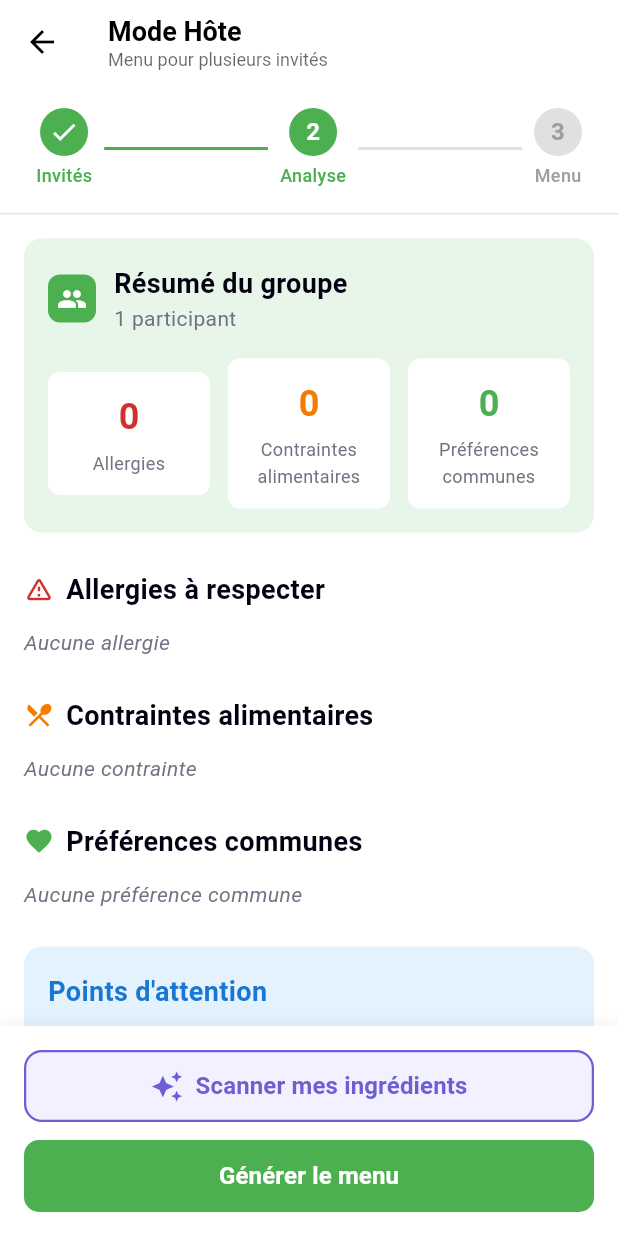
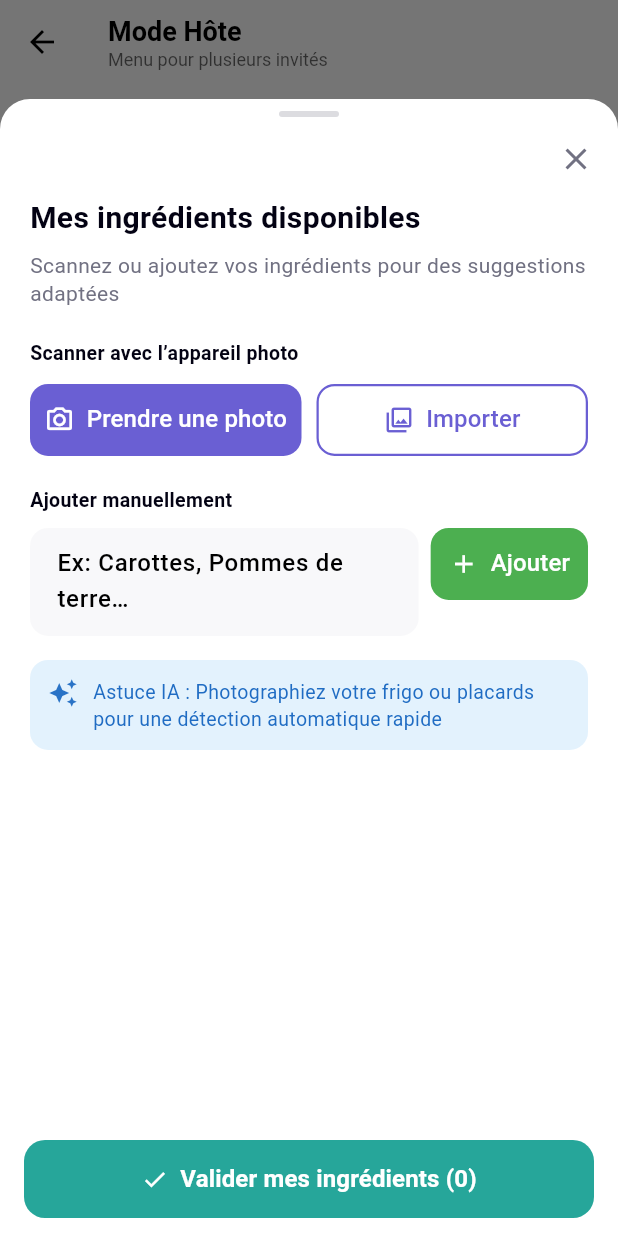
Before and after one commit to Bond52/dishaware_mobile_v2_clean, a Flutter app: the HostModeAnalysisScreen screen opened directly with empty values, after a tap on "Scanner mes ingrédients", on a phone screen of 412 x 824 dp. Run offline on Flutter 3.47's test engine with Material 3 defaults, Android fonts, the phone set to English and light mode, and no system bars; our stand-ins replace dio, firebase_auth, firebase_core, firebase_messaging, geolocator, go_router and 4 more; accounts and stored records are empty.

```diff
--- a/lib/features/profile/services/menu_api_service.dart
+++ b/lib/features/profile/services/menu_api_service.dart
@@ -28,7 +28,9 @@ class MenuApiService {
 
   /// Génère un menu pour un groupe.
   /// POST `/menu/generate-group`
-  /// Body: `{ "guest_profiles": [...], "ingredients": [...] }` (ingrédients optionnels, soft constraints).
+  /// Body: `{ "guest_profiles": [...], "ingredients": [...] }`.
+  /// `guest_profiles` = liste d’identifiants pour résoudre chaque **UserProfile** (souvent les
+  /// **`userId`**, hôte + invités — au moins 2 entrées). À aligner avec la résolution côté serveur.
   /// Réponse attendue: { "menu": {...}, "explanation": "...", "adjustments": [...] }
   static Future<GroupMenuResult> generateGroupConsensusMenu(
     List<String> guestProfiles, {
--- /dev/null
+++ b/lib/ui/host/ingredients_scan_bottom_sheet.dart
@@ -0,0 +1,437 @@
+import 'dart:convert';
+
+import 'package:flutter/material.dart';
+import 'package:image_picker/image_picker.dart';
+
+import '../../services/ingredient_service.dart';
+import '../../theme/da_colors.dart';
+import '../../utils/image_resize_util.dart';
+
+const _purple = Color(0xFF6A5FD3);
+const _purpleSoft = Color(0xFFF3F1FF);
+const _mint = Color(0xFF26A69A);
+const _tipBlue = Color(0xFFE3F2FD);
+const _tipBlueText = Color(0xFF1565C0);
+
+/// Bottom sheet « Mes ingrédients disponibles » (scan + saisie manuelle).
+class IngredientsScanBottomSheet extends StatefulWidget {
+  const IngredientsScanBottomSheet({
+    super.key,
+    required this.initialDetected,
+    required this.initialManual,
+  });
+
+  final List<String> initialDetected;
+  final List<String> initialManual;
+
+  @override
+  State<IngredientsScanBottomSheet> createState() =>
+      _IngredientsScanBottomSheetState();
+}
+
+class _IngredientsScanBottomSheetState extends State<IngredientsScanBottomSheet> {
+  late List<String> _detected;
+  late List<String> _manual;
+  final TextEditingController _manualController = TextEditingController();
+  final ImagePicker _picker = ImagePicker();
+  bool _analyzing = false;
+
+  List<String> get _allIngredients => {
+        ..._detected,
+        ..._manual,
+      }.toList();
+
+  @override
+  void initState() {
+    super.initState();
+    _detected = List<String>.from(widget.initialDetected);
+    _manual = List<String>.from(widget.initialManual);
+  }
+
+  @override
+  void dispose() {
+    _manualController.dispose();
+    super.dispose();
+  }
+
+  Future<void> _pickAndAnalyze(ImageSource source) async {
+    if (_analyzing) return;
+    try {
+      final XFile? image = await _picker.pickImage(source: source);
+      if (image == null || !mounted) return;
+
+      setState(() {
+        _analyzing = true;
+      });
+
+      final rawBytes = await image.readAsBytes();
+      final jpegBytes = resizeImageBytesToJpeg(rawBytes, maxWidth: 800, quality: 85);
+      final b64 = base64Encode(jpegBytes);
+
+      final found = await IngredientService.ingredientsFromImageBase64(b64);
+      if (!mounted) return;
+      setState(() {
+        for (final i in found) {
+          final t = i.trim();
+          if (t.isNotEmpty && !_detected.contains(t)) {
+            _detected.add(t);
+          }
+        }
+        _analyzing = false;
+      });
+    } catch (_) {
+      if (!mounted) return;
+      setState(() => _analyzing = false);
+      ScaffoldMessenger.of(context).showSnackBar(
+        const SnackBar(
+          content: Text('Impossible d’analyser l’image'),
+          duration: Duration(seconds: 3),
+        ),
+      );
+    }
+  }
+
+  void _addManual() {
+    final raw = _manualController.text.trim();
+    if (raw.isEmpty) return;
+    final parts = raw.split(RegExp(r'[,;\n]'));
+    setState(() {
+      for (final p in parts) {
+        final t = p.trim();
+        if (t.isNotEmpty && !_manual.contains(t)) {
+          _manual.add(t);
+        }
+      }
+      _manualController.clear();
+    });
+  }
+
+  void _removeDetected(String s) {
+    setState(() => _detected.remove(s));
+  }
+
+  void _removeManual(String s) {
+    setState(() => _manual.remove(s));
+  }
+
+  @override
+  Widget build(BuildContext context) {
+    final bottomInset = MediaQuery.viewInsetsOf(context).bottom;
+    final maxH = MediaQuery.sizeOf(context).height * 0.92;
+
+    return Padding(
+      padding: EdgeInsets.only(bottom: bottomInset),
+      child: Align(
+        alignment: Alignment.bottomCenter,
+        child: Material(
+          color: Colors.transparent,
+          child: Container(
+            constraints: BoxConstraints(maxHeight: maxH),
+            decoration: const BoxDecoration(
+              color: Colors.white,
+              borderRadius: BorderRadius.vertical(top: Radius.circular(20)),
+            ),
+            child: Column(
+              mainAxisSize: MainAxisSize.min,
+              children: [
+                const SizedBox(height: 8),
+                Container(
+                  width: 40,
+                  height: 4,
+                  decoration: BoxDecoration(
+                    color: DAColors.mutedForeground.withValues(alpha: 0.25),
+                    borderRadius: BorderRadius.circular(2),
+                  ),
+                ),
+                Padding(
+                  padding: const EdgeInsets.fromLTRB(8, 4, 4, 0),
+                  child: Row(
+                    children: [
+                      const Spacer(),
+                      IconButton(
+                        onPressed: () => Navigator.pop(context),
+                        icon: const Icon(Icons.close),
+                        color: DAColors.mutedForeground,
+                      ),
+                    ],
+                  ),
+                ),
+                Expanded(
+                  child: SingleChildScrollView(
+                    padding: const EdgeInsets.fromLTRB(20, 0, 20, 16),
+                    child: Column(
+                      crossAxisAlignment: CrossAxisAlignment.start,
+                      children: [
+                        const Text(
+                          'Mes ingrédients disponibles',
+                          style: TextStyle(
+                            fontSize: 20,
+                            fontWeight: FontWeight.w700,
+                            color: DAColors.foreground,
+                          ),
+                        ),
+                        const SizedBox(height: 8),
+                        Text(
+                          'Scannez ou ajoutez vos ingrédients pour des suggestions adaptées',
+                          style: TextStyle(
+                            fontSize: 14,
+                            height: 1.35,
+                            color: DAColors.mutedForeground,
+                          ),
+                        ),
+                        const SizedBox(height: 20),
+                        if (_analyzing) ...[
+                          const LinearProgressIndicator(
+                            minHeight: 3,
+                            color: _purple,
+                            backgroundColor: _purpleSoft,
+                          ),
+                          const SizedBox(height: 8),
+                          const Text(
+                            'Analyse en cours…',
+                            style: TextStyle(
+                              fontSize: 14,
+                              fontWeight: FontWeight.w500,
+                              color: _purple,
+                            ),
+                          ),
+                          const SizedBox(height: 16),
+                        ],
+                        const Text(
+                          'Scanner avec l’appareil photo',
+                          style: TextStyle(
+                            fontSize: 13,
+                            fontWeight: FontWeight.w600,
+                            color: DAColors.foreground,
+                          ),
+                        ),
+                        const SizedBox(height: 10),
+                        Row(
+                          children: [
+                            Expanded(
+                              child: FilledButton.icon(
+                                onPressed: _analyzing
+                                    ? null
+                                    : () => _pickAndAnalyze(ImageSource.camera),
+                                style: FilledButton.styleFrom(
+                                  backgroundColor: _purple,
+                                  foregroundColor: Colors.white,
+                                  padding: const EdgeInsets.symmetric(vertical: 12),
+                                  shape: RoundedRectangleBorder(
+                                    borderRadius: BorderRadius.circular(12),
+                                  ),
+                                ),
+                                icon: const Icon(Icons.photo_camera_outlined, size: 20),
+                                label: const Text('Prendre une photo'),
+                              ),
+                            ),
+                            const SizedBox(width: 10),
+                            Expanded(
+                              child: OutlinedButton.icon(
+                                onPressed: _analyzing
+                                    ? null
+                                    : () => _pickAndAnalyze(ImageSource.gallery),
+                                style: OutlinedButton.styleFrom(
+                                  foregroundColor: _purple,
+                                  side: const BorderSide(color: _purple, width: 1.5),
+                                  padding: const EdgeInsets.symmetric(vertical: 12),
+                                  shape: RoundedRectangleBorder(
+                                    borderRadius: BorderRadius.circular(12),
+                                  ),
+                                ),
+                                icon: const Icon(Icons.photo_library_outlined, size: 20),
+                                label: const Text('Importer'),
+                              ),
+                            ),
+                          ],
+                        ),
+                        const SizedBox(height: 20),
+                        if (_detected.isNotEmpty) ...[
+                          Text(
+                            'Détectés (${_detected.length})',
+                            style: const TextStyle(
+                              fontSize: 13,
+                              fontWeight: FontWeight.w600,
+                              color: DAColors.mutedForeground,
+                            ),
+                          ),
+                          const SizedBox(height: 8),
+                          Wrap(
+                            spacing: 8,
+                            runSpacing: 8,
+                            children: _detected
+                                .map(
+                                  (ingredient) => Chip(
+                                    label: Text(ingredient),
+                                    deleteIcon: const Icon(Icons.close, size: 18),
+                                    onDeleted: () => _removeDetected(ingredient),
+                                    backgroundColor: _purpleSoft,
+                                    side: const BorderSide(color: Color(0xFFE6E3FF)),
+                                  ),
+                                )
+                                .toList(),
+                          ),
+                          const SizedBox(height: 16),
+                        ],
+                        const Text(
+                          'Ajouter manuellement',
+                          style: TextStyle(
+                            fontSize: 13,
+                            fontWeight: FontWeight.w600,
+                            color: DAColors.foreground,
+                          ),
+                        ),
+                        const SizedBox(height: 8),
+                        Row(
+                          crossAxisAlignment: CrossAxisAlignment.start,
+                          children: [
+                            Expanded(
+                              child: TextField(
+                                controller: _manualController,
+                                minLines: 1,
+                                maxLines: 3,
+                                textCapitalization: TextCapitalization.sentences,
+                                decoration: InputDecoration(
+                                  hintText: 'Ex: Carottes, Pommes de terre…',
+                                  filled: true,
+                                  fillColor: DAColors.muted.withValues(alpha: 0.35),
+                                  border: OutlineInputBorder(
+                                    borderRadius: BorderRadius.circular(12),
+                                    borderSide: BorderSide.none,
+                                  ),
+                                  contentPadding: const EdgeInsets.symmetric(
+                                    horizontal: 14,
+                                    vertical: 12,
+                                  ),
+                                ),
+                                onSubmitted: (_) => _addManual(),
+                              ),
+                            ),
+                            const SizedBox(width: 8),
+                            FilledButton.icon(
+                              onPressed: _addManual,
+                              style: FilledButton.styleFrom(
+                                backgroundColor: const Color(0xFF4CAF50),
+                                foregroundColor: Colors.white,
+                                padding: const EdgeInsets.symmetric(
+                                  horizontal: 12,
+                                  vertical: 12,
+                                ),
+                                shape: RoundedRectangleBorder(
+                                  borderRadius: BorderRadius.circular(12),
+                                ),
+                              ),
+                              icon: const Icon(Icons.add, size: 20),
+                              label: const Text('Ajouter'),
+                            ),
+                          ],
+                        ),
+                        if (_manual.isNotEmpty) ...[
+                          const SizedBox(height: 12),
+                          Wrap(
+                            spacing: 8,
+                            runSpacing: 8,
+                            children: _manual
+                                .map(
+                                  (ingredient) => Chip(
+                                    label: Text(ingredient),
+                                    deleteIcon: const Icon(Icons.close, size: 18),
+                                    onDeleted: () => _removeManual(ingredient),
+                                    backgroundColor: const Color(0xFFE8F5E9),
+                                    side: const BorderSide(color: Color(0xFFC8E6C9)),
+                                  ),
+                                )
+                                .toList(),
+                          ),
+                        ],
+                        const SizedBox(height: 16),
+                        Container(
+                          width: double.infinity,
+                          padding: const EdgeInsets.all(12),
+                          decoration: BoxDecoration(
+                            color: _tipBlue,
+                            borderRadius: BorderRadius.circular(12),
+                          ),
+                          child: Row(
+                            crossAxisAlignment: CrossAxisAlignment.start,
+                            children: [
+                              Icon(Icons.auto_awesome, size: 20, color: _tipBlueText.withValues(alpha: 0.9)),
+                              const SizedBox(width: 10),
+                              Expanded(
+                                child: Text(
+                                  'Astuce IA : Photographiez votre frigo ou placards pour une détection automatique rapide',
+                                  style: TextStyle(
+                                    fontSize: 13,
+                                    height: 1.4,
+                                    color: _tipBlueText.withValues(alpha: 0.95),
+                                  ),
+                                ),
+                              ),
+                            ],
+                          ),
+                        ),
+                      ],
+                    ),
+                  ),
+                ),
+                SafeArea(
+                  top: false,
+                  child: Padding(
+                    padding: const EdgeInsets.fromLTRB(16, 0, 16, 12),
+                    child: SizedBox(
+                      width: double.infinity,
+                      child: FilledButton.icon(
+                        onPressed: () {
+                          Navigator.pop<Map<String, List<String>>>(
+                            context,
+                            {
+                              'detected': List<String>.from(_detected),
+                              'manual': List<String>.from(_manual),
+                            },
+                          );
+                        },
+                        style: FilledButton.styleFrom(
+                          backgroundColor: _mint,
+                          foregroundColor: Colors.white,
+                          padding: const EdgeInsets.symmetric(vertical: 14),
+                          shape: RoundedRectangleBorder(
+                            borderRadius: BorderRadius.circular(14),
+                          ),
+                        ),
+                        icon: const Icon(Icons.check, color: Colors.white),
+                        label: Text(
+                          'Valider mes ingrédients (${_allIngredients.length})',
+                          style: const TextStyle(
+                            fontWeight: FontWeight.w600,
+                            fontSize: 16,
+                          ),
+                        ),
+                      ),
+                    ),
+                  ),
+                ),
+              ],
+            ),
+          ),
+        ),
+      ),
+    );
+  }
+}
+
+/// Affiche la feuille ; retour `null` si fermée sans valider.
+Future<Map<String, List<String>>?> showIngredientsScanSheet(
+  BuildContext context, {
+  required List<String> initialDetected,
+  required List<String> initialManual,
+}) {
+  return showModalBottomSheet<Map<String, List<String>>>(
+    context: context,
+    isScrollControlled: true,
+    backgroundColor: Colors.transparent,
+    builder: (ctx) => IngredientsScanBottomSheet(
+      initialDetected: initialDetected,
+      initialManual: initialManual,
+    ),
+  );
+}
```
Also changed, not shown: lib/features/profile/models/user_profile.dart (+9 -0 lines), lib/features/profile_comparison/models/received_share_profile.dart (+23 -2 lines), lib/screens/host_mode_analysis_screen.dart (+58 -41 lines), lib/screens/host_mode_models.dart (+16 -0 lines).
